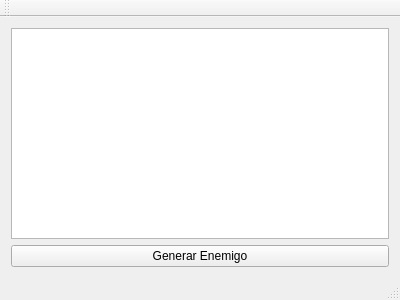
Above: Implementacion en Qt/mainwindow.ui from SantiagoCaceres/ProyectoFinalAdventure before the change. Below: the same form after it.
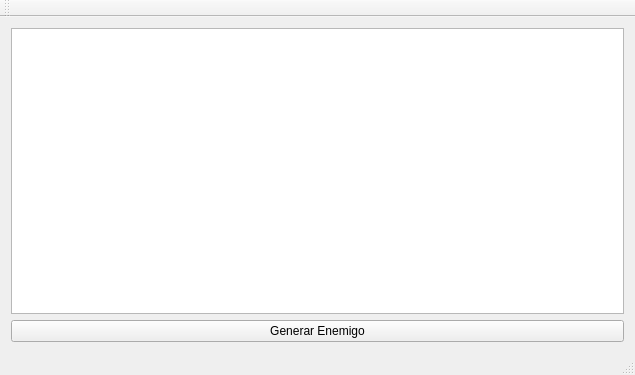
That is the form after the change.

Patch:
```diff
--- a/Implementacion en Qt/mainwindow.ui
+++ b/Implementacion en Qt/mainwindow.ui
@@ -6,8 +6,8 @@
    <rect>
     <x>0</x>
     <y>0</y>
-    <width>400</width>
-    <height>300</height>
+    <width>635</width>
+    <height>375</height>
    </rect>
   </property>
   <property name="windowTitle">
```
Left out of the diff: 2 changed lines with no effect on the pictures.
